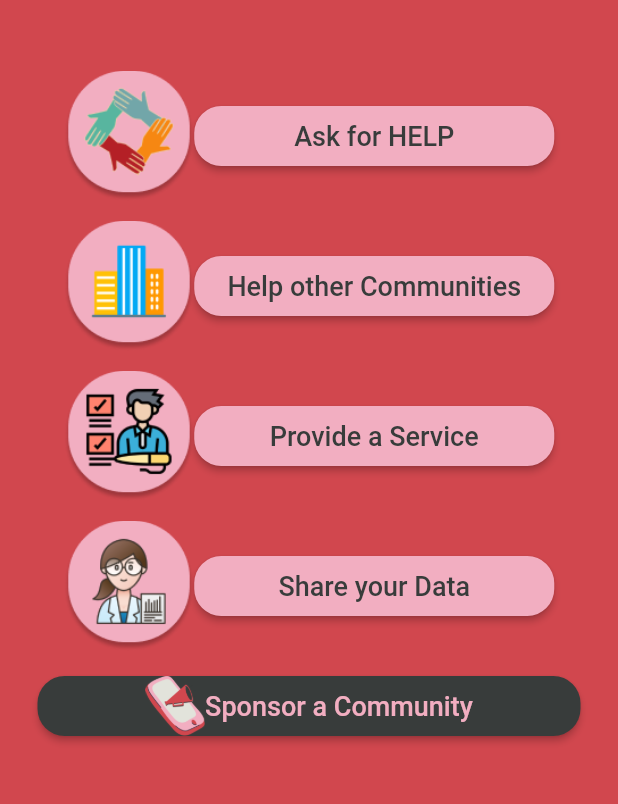
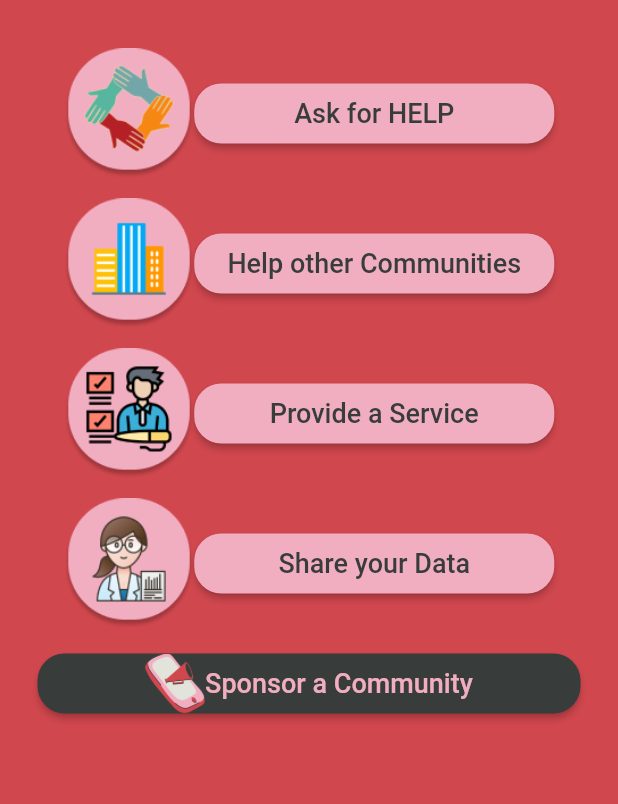
Before and after one commit to manbbo/call_for_help, a Flutter app: the SOSPage screen opened directly, on a phone screen of 412 x 824 dp, the part 416-1220 px from its top. Run offline on Flutter 3.47's test engine with Material 2 defaults, Android fonts, the phone set to English and light mode, and no system bars; our stand-ins replace google_maps_flutter, webview_flutter.

Commit message:
Ajustado layout da tela de Sponsor

```diff
--- a/lib/sospage.dart
+++ b/lib/sospage.dart
@@ -125,7 +125,7 @@ class _SOSPageState extends State<SOSPage> {
 
   Widget first_donation_screen(BuildContext context, int index) {
     return new Container(
-      padding: EdgeInsets.only(top: (MediaQuery.of(context).size.height/2)-150, left: 8, right: 8),
+      padding: EdgeInsets.only(top: (MediaQuery.of(context).size.height/2)-180, left: 8, right: 8),
       width: MediaQuery.of(context).size.width,
       alignment: Alignment.center,
       child: new Column(
@@ -280,10 +280,10 @@ class _SOSPageState extends State<SOSPage> {
   }
   Widget second_donation_screen(BuildContext context, int index) {
     return new Container(
-      padding: EdgeInsets.only(top: (MediaQuery.of(context).size.height/2)-100, left: 8, right: 8),
-      width: MediaQuery.of(context).size.width - 10,
+      padding: EdgeInsets.only(top: (MediaQuery.of(context).size.height/2)-120, left: 8, right: 8),
+      width: MediaQuery.of(context).size.width,
       height: MediaQuery.of(context).size.height,
-      alignment: Alignment.bottomCenter,
+      alignment: Alignment.center,
       child: new Column(
           children: <Widget>[
             new Container(
@@ -344,8 +344,8 @@ class _SOSPageState extends State<SOSPage> {
   }
   Widget last_donation_screen(BuildContext context) {
     return new Container(
-      padding: EdgeInsets.only(top: (MediaQuery.of(context).size.height/2)-100, left: 8, right: 8),
-      width: MediaQuery.of(context).size.width - 10,
+      padding: EdgeInsets.only(top: (MediaQuery.of(context).size.height/2)-120, left: 8, right: 8),
+      width: MediaQuery.of(context).size.width,
       alignment: Alignment.bottomCenter,
       child: new Column(
         children: <Widget>[
```
